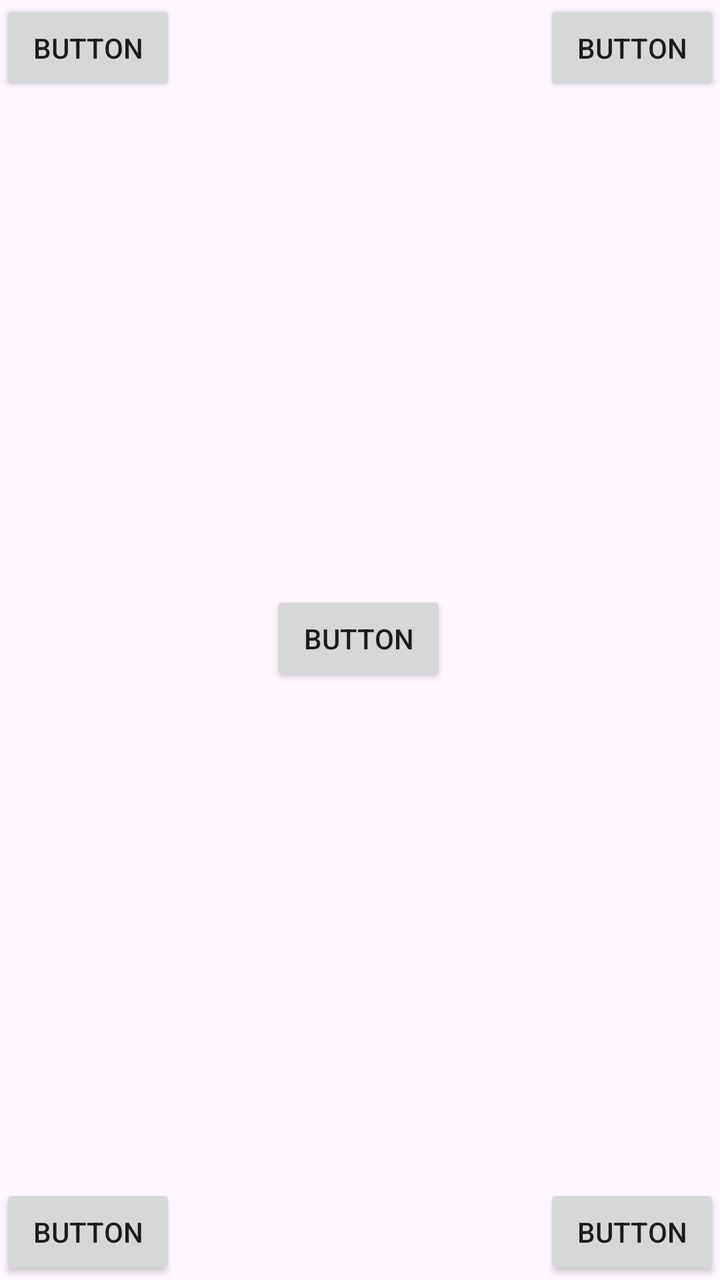
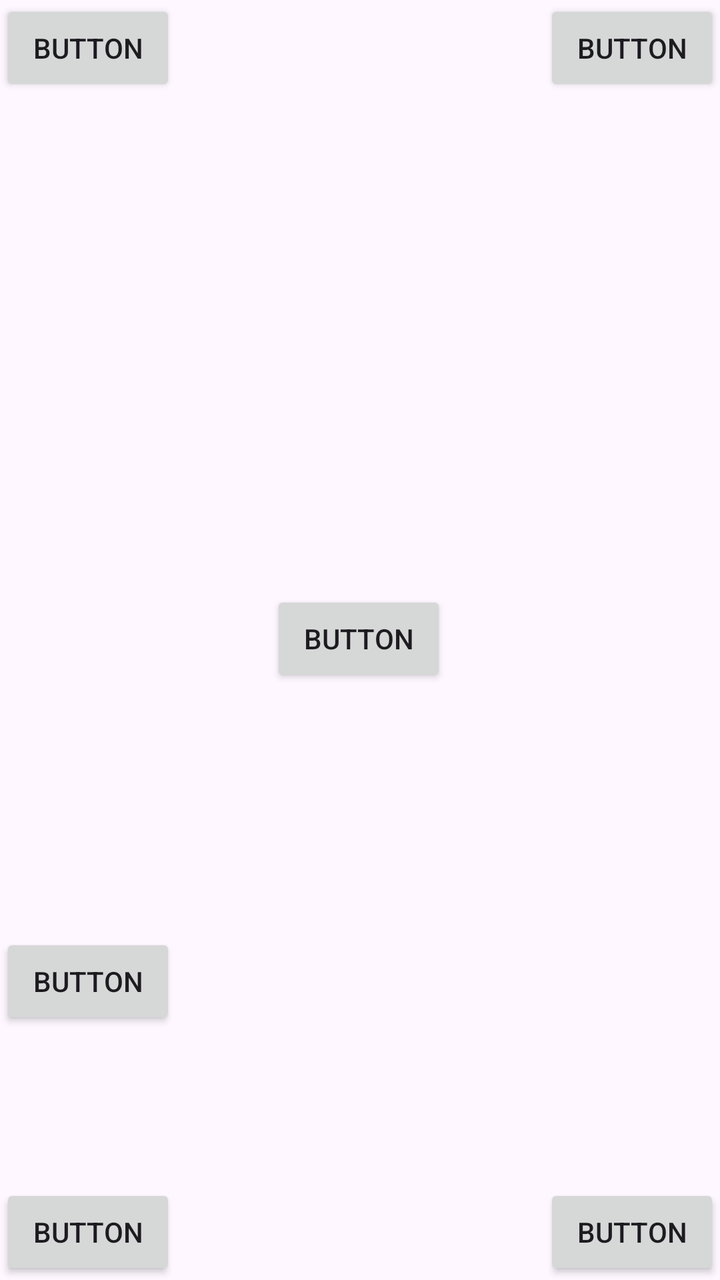

Two renders of the same Android screen: before a commit and after it. Below are the layout's source before the change and the commit's diff.
<!-- AndroidManifest.xml: application theme Theme.Przyciski -->
<!-- res/layout/activity_main.xml -->
<?xml version="1.0" encoding="utf-8"?>
<androidx.constraintlayout.widget.ConstraintLayout xmlns:android="http://schemas.android.com/apk/res/android"
    xmlns:app="http://schemas.android.com/apk/res-auto"
    xmlns:tools="http://schemas.android.com/tools"
    android:id="@+id/main"
    android:layout_width="match_parent"
    android:layout_height="match_parent"
    tools:context=".MainActivity">

    <Button
        android:id="@+id/button"
        android:layout_width="wrap_content"
        android:layout_height="wrap_content"
        android:text="Button"
        app:layout_constraintBottom_toBottomOf="parent"
        app:layout_constraintEnd_toEndOf="parent"
        app:layout_constraintHorizontal_bias="0.498"
        app:layout_constraintStart_toStartOf="parent"
        app:layout_constraintTop_toTopOf="parent"
        app:layout_constraintVertical_bias="0.499" />

    <Button
        android:id="@+id/button2"
        android:layout_width="wrap_content"
        android:layout_height="wrap_content"
        android:text="Button"
        app:layout_constraintStart_toStartOf="parent"
        app:layout_constraintTop_toTopOf="parent" />

    <Button
        android:id="@+id/button3"
        android:layout_width="wrap_content"
        android:layout_height="wrap_content"
        android:text="Button"
        app:layout_constraintEnd_toEndOf="parent"
        app:layout_constraintTop_toTopOf="parent" />

    <Button
        android:id="@+id/button4"
        android:layout_width="wrap_content"
        android:layout_height="wrap_content"
        android:text="Button"
        app:layout_constraintBottom_toBottomOf="parent"
        app:layout_constraintStart_toStartOf="parent" />

    <Button
        android:id="@+id/button5"
        android:layout_width="wrap_content"
        android:layout_height="wrap_content"
        android:text="Button"
        app:layout_constraintBottom_toBottomOf="parent"
        app:layout_constraintEnd_toEndOf="parent" />
</androidx.constraintlayout.widget.ConstraintLayout>
<!-- resources referenced by this layout -->
<resources>
  <style name="Theme.Przyciski" parent="Base.Theme.Przyciski" />
  <style name="Base.Theme.Przyciski" parent="Theme.Material3.DayNight.NoActionBar">
          
          
      </style>
</resources>

<!-- the commit's change to res/layout/activity_main.xml (unified diff, before → after) -->
@@ -50,4 +50,14 @@
         android:text="Button"
         app:layout_constraintBottom_toBottomOf="parent"
         app:layout_constraintEnd_toEndOf="parent" />
+
+    <Button
+        android:id="@+id/button6"
+        android:layout_width="wrap_content"
+        android:layout_height="wrap_content"
+        android:text="Button"
+        app:layout_constraintBottom_toBottomOf="parent"
+        app:layout_constraintTop_toBottomOf="@+id/button"
+        app:layout_constraintVertical_bias="0.496"
+        tools:layout_editor_absoluteX="160dp" />
 </androidx.constraintlayout.widget.ConstraintLayout>
